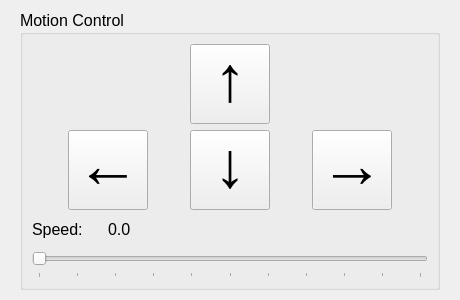
Before: the Qt Designer form slam_client/SlamClient_PC/motioncontrolwidget.ui in marckolak/wtController, drawn with Qt 5.
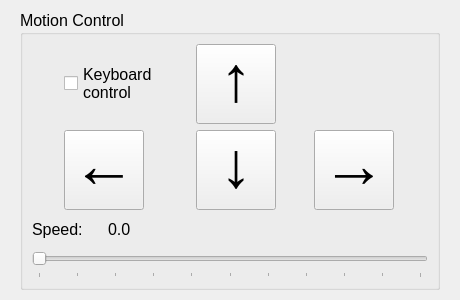
After: the same form once the commit is applied.

Diff of the .ui file:
```diff
--- a/slam_client/SlamClient_PC/motioncontrolwidget.ui
+++ b/slam_client/SlamClient_PC/motioncontrolwidget.ui
@@ -148,6 +148,17 @@
         </property>
        </widget>
       </item>
+      <item row="0" column="0">
+       <widget class="QCheckBox" name="keyboardCheckBox">
+        <property name="text">
+         <string>Keyboard
+control</string>
+        </property>
+        <property name="checked">
+         <bool>false</bool>
+        </property>
+       </widget>
+      </item>
      </layout>
     </item>
     <item>
```
Left out of the diff: 172 changed lines with no effect on the pictures.
